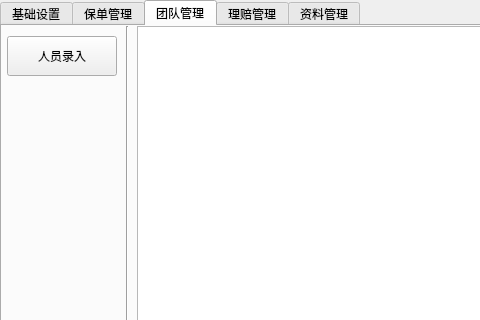
XD-S/AutoInsuranceSystem, file AutoInsuranceSystem/AutoInsuranceSystem/AutoInsuranceSystem.ui: the form before one commit; both pictures show x 0 to 480 and y 0 to 320 of the 1200 by 800 pixel window.
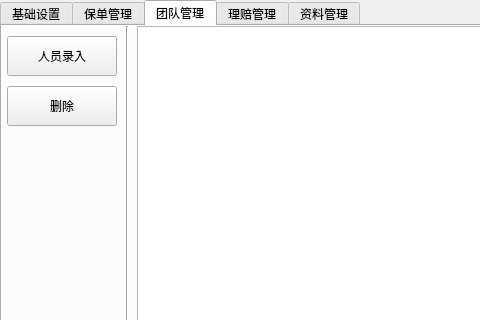
The form after the commit. The open tabs and pages were chosen to show the change.

What changed in the file:
```diff
--- a/AutoInsuranceSystem/AutoInsuranceSystem/AutoInsuranceSystem.ui
+++ b/AutoInsuranceSystem/AutoInsuranceSystem/AutoInsuranceSystem.ui
@@ -205,6 +205,19 @@
        <enum>Qt::SolidLine</enum>
       </property>
      </widget>
+     <widget class="QPushButton" name="PersonnelDelete">
+      <property name="geometry">
+       <rect>
+        <x>5</x>
+        <y>60</y>
+        <width>110</width>
+        <height>40</height>
+       </rect>
+      </property>
+      <property name="text">
+       <string>删除</string>
+      </property>
+     </widget>
     </widget>
     <widget class="QWidget" name="tab_4">
      <attribute name="title">
```
Left out of the diff: 15 changed lines with no effect on the pictures.
